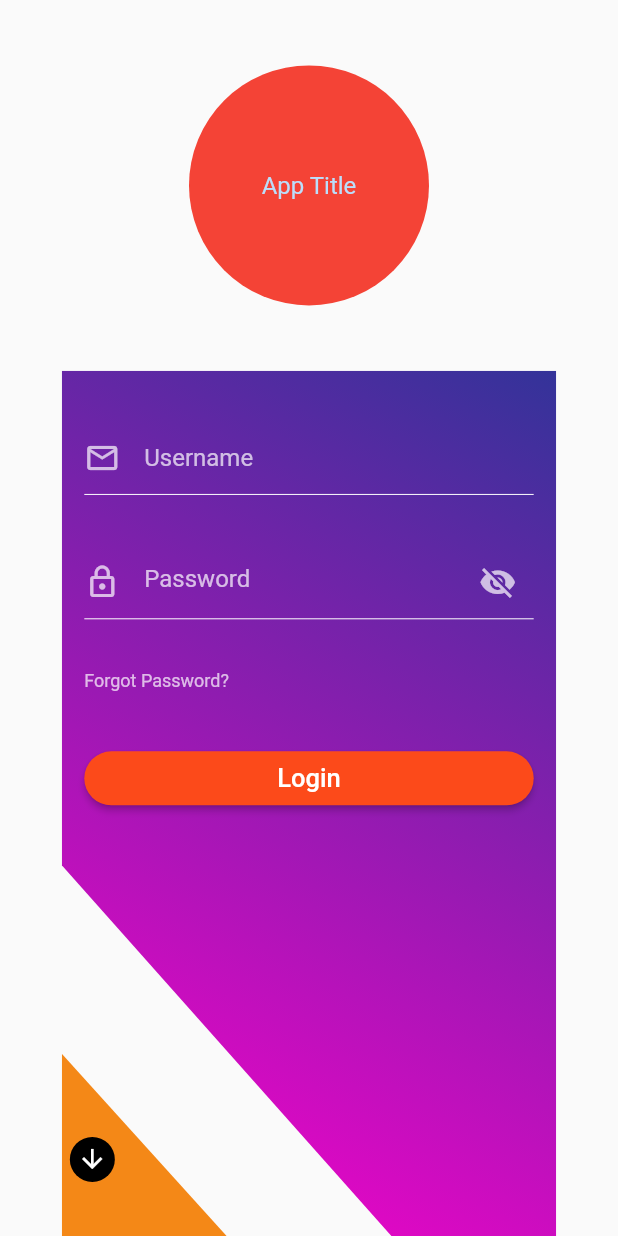
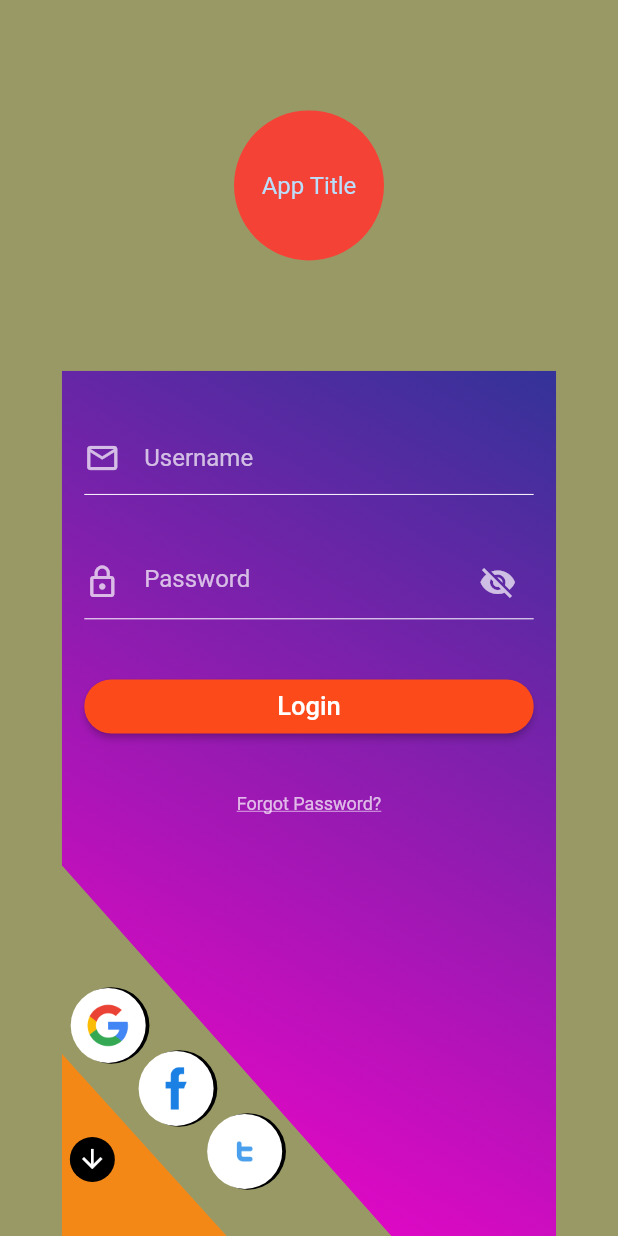
Before and after one commit to Rishan99/AuthPageFlutter, a Flutter app: the screen it shows after launch, on a phone screen of 412 x 824 dp. Run offline on Flutter 3.47's test engine with Material 2 defaults, Android fonts, the phone set to English and light mode, and no system bars.

Commit message:
added custom decoration

```diff
--- a/lib/authpage.dart
+++ b/lib/authpage.dart
@@ -2,8 +2,13 @@ import 'dart:math';
 import 'package:authpage/clipper/clipper.dart';
 import 'package:flutter/material.dart';
 
+typedef OnLoginPressed = void Function(String username, String password);
+
+typedef OnSignUpPressed = void Function(
+    String username, String password, String confirmPassword);
+
 class AuthPage extends StatefulWidget {
-  ///Top Widget typically logo oo Application Name, If nothing to be displayed pass Container() as a value
+  ///Top Widget typically logo or Application Name, If nothing to be displayed pass Container() as a value
   final Widget title;
   final String usernameHintText;
   final String passwordHintText;
@@ -11,14 +16,23 @@ class AuthPage extends StatefulWidget {
   final String loginButtonText;
   final String signUpButtonText;
 
+  ///Custom BoxDecoration for third party logins [facebook, google, twitter], if null default box decoration is used
+  ///provide Circle Shape decoration for better shadow visualization
+  final BoxDecoration thirdPartyLoginDecoration;
+
   ///Action to be performed when forgot password is pressed
-  final Function onForgotPassword;
+  final Function(String emailId) onForgotPassword;
 
   ///Action to be performed when login button is pressed
-  final Function onLoginButton;
+  ///
+  ///[String username, String password]
+  final OnLoginPressed onLoginButton;
 
   ///Action to be performed when sign up button is pressed
-  final Function onSignUpButton;
+  ///
+  ///[String username, String confirmPassword ,String password]
+
+  final OnSignUpPressed onSignUpButton;
 
   ///Action to be performed when Google sign in button is pressed, if null the icon is hidden
   final Function onGoogleSignIn;
@@ -33,6 +47,7 @@ class AuthPage extends StatefulWidget {
     Key key,
     this.usernameHintText,
     this.passwordHintText,
+    this.thirdPartyLoginDecoration,
     this.loginButtonText,
     this.signUpButtonText,
     this.confirmPasswordHintText,
@@ -43,7 +58,9 @@ class AuthPage extends StatefulWidget {
     this.onForgotPassword,
     @required this.onLoginButton,
     @required this.onSignUpButton,
-  })  : assert(onSignUpButton != null && onLoginButton != null),
+  })  : assert(onSignUpButton != null &&
+            onLoginButton != null &&
+            onForgotPassword != null),
         super(key: key);
   @override
   _AuthPageState createState() => _AuthPageState();
@@ -61,60 +78,53 @@ class _AuthPageState extends State<AuthPage> with TickerProviderStateMixin {
   PageController _pageController = PageController();
   Animation<double> _animation1;
   AnimationController _animationController1;
-  TextStyle _textTextStyle = TextStyle(color: Colors.white);
+  TextStyle _textTextStyle =
+      TextStyle(color: Colors.white, decoration: TextDecoration.none);
   TextStyle _hintTextStyle = TextStyle(color: Colors.white70);
   Color _iconColor = Colors.white70;
   @override
   void initState() {
-    // TODO: implement initState
     super.initState();
     _animationController1 = AnimationController(
         vsync: this, duration: Duration(milliseconds: 1200));
     _animation1 = Tween(begin: 0.0, end: pi).animate(_animationController1)
-      ..addListener(() {
-        setState(() {});
-      });
+      ..addListener(() {});
   }
 
   @override
   Widget build(BuildContext context) {
-    print(MediaQuery.of(context).padding.top);
     height = (MediaQuery.of(context).size.height -
-            MediaQuery.of(context).padding.bottom -
+            (MediaQuery.of(context).padding.bottom) -
             MediaQuery.of(context).padding.top) /
         100;
     width = (MediaQuery.of(context).size.width -
-            MediaQuery.of(context).padding.left -
+            (MediaQuery.of(context).padding.left) -
             MediaQuery.of(context).padding.right) /
         100;
-    return SafeArea(
-      child: PageView(
+    return PageView(
       physics: NeverScrollableScrollPhysics(),
       reverse: false,
       controller: _pageController,
       scrollDirection: Axis.vertical,
       children: [
-          SingleChildScrollView(
+        Align(
+          alignment: Alignment.bottomCenter,
           child: Container(
-              height: height * 100,
-              width: width * 100,
             child: Column(
               children: <Widget>[
-                  Container(
-                    height: height * 30,
-                    width: width * 100,
+                Expanded(
+                  child: Container(
                     child: widget.title ??
                         Center(
                           child: CircleAvatar(
-                            radius: 80,
+                            radius: 50,
                             backgroundColor: Colors.red,
                             child: Text('App Title'),
                           ),
                         ),
                   ),
-                  Align(
-                      alignment: Alignment.bottomCenter,
-                      child: Stack(
+                ),
+                Stack(
                   children: <Widget>[
                     Align(
                       alignment: Alignment.bottomCenter,
@@ -123,10 +133,7 @@ class _AuthPageState extends State<AuthPage> with TickerProviderStateMixin {
                           child: Container(
                               decoration: BoxDecoration(
                                   gradient: LinearGradient(
-                                      colors: [
-                                        Color(0xff333399),
-                                        Color(0xffff00cc)
-                                      ],
+                                colors: [Color(0xff333399), Color(0xffff00cc)],
                                 begin: Alignment.topRight,
                                 end: Alignment.bottomLeft,
                               )),
@@ -151,23 +158,32 @@ class _AuthPageState extends State<AuthPage> with TickerProviderStateMixin {
                                   child: InkWell(
                                     child: Container(
                                       padding: EdgeInsets.all(5),
-                                            child: Transform.rotate(
+                                      child: AnimatedBuilder(
+                                        animation: _animation1,
+                                        builder: (context, child) {
+                                          return Transform.rotate(
                                             angle: _animation1.value,
                                             child: Icon(
                                               Icons.arrow_downward,
                                               color: Colors.white,
                                               size: 20,
                                             ),
+                                          );
+                                        },
                                       ),
                                       decoration: BoxDecoration(
                                           shape: BoxShape.circle,
                                           color: Colors.black),
                                     ),
                                     onTap: () async {
+                                      //arrow animation
                                       _animationController1.forward();
+
+                                      //clear textfields
                                       _userNameController.clear();
                                       _passwordController.clear();
                                       _confirmPasswordController.clear();
+                                      //animate to next page
                                       _pageController.animateToPage(1,
                                           duration: Duration(seconds: 1),
                                           curve: Curves.ease);
@@ -180,58 +196,18 @@ class _AuthPageState extends State<AuthPage> with TickerProviderStateMixin {
                         ? Positioned(
                             bottom: (height * 70 - (height * 70) / 1.25) -
                                 height * 0,
-                                  left: width * 70 -
-                                      (width * 70 / 1.39) -
-                                      width * 8.2,
-                                  child: InkWell(
-                                    onTap: widget.onGoogleSignIn,
-                                    child: Container(
-                                      decoration: BoxDecoration(boxShadow: [
-                                        BoxShadow(
-                                            color: Colors.black,
-                                            offset: Offset(2, 0),
-                                            blurRadius: 0,
-                                            spreadRadius: 0.5)
-                                      ], shape: BoxShape.circle),
-                                      child: CircleAvatar(
-                                        radius: 25,
-                                        backgroundColor: Colors.white,
-                                        child: Image.asset(
-                                          "assets/google.png",
-                                          fit: BoxFit.cover,
-                                          height: 30,
-                                        ),
-                                      ),
-                                    ),
-                                  ),
+                            left:
+                                width * 70 - (width * 70 / 1.39) - width * 8.2,
+                            child: circularLoginWidget(
+                                "assets/google.png", widget.onGoogleSignIn),
                           )
                         : Container(),
                     (widget.onFbSignIn != null)
                         ? Positioned(
-                                  bottom:
-                                      (height * 70 - (height * 70) / 1.25) - 42,
+                            bottom: (height * 70 - (height * 70) / 1.25) - 42,
                             left: width * 70 - (width * 70 / 1.4) + 10,
-                                  child: InkWell(
-                                    onTap: widget.onFbSignIn,
-                                    child: Container(
-                                      decoration: BoxDecoration(boxShadow: [
-                                        BoxShadow(
-                                            color: Colors.black,
-                                            offset: Offset(2, 0),
-                                            blurRadius: 0,
-                                            spreadRadius: 0.5)
-                                      ], shape: BoxShape.circle),
-                                      child: CircleAvatar(
-                                        radius: 25,
-                                        backgroundColor: Colors.white,
-                                        child: Image.asset(
-                                          "assets/fb.png",
-                                          fit: BoxFit.cover,
-                                          height: 30,
-                                        ),
-                                      ),
-                                    ),
-                                  ),
+                            child: circularLoginWidget(
+                                "assets/fb.png", widget.onFbSignIn),
                           )
                         : Container(),
                     (widget.ontwitterSignIn != null)
@@ -241,44 +217,18 @@ class _AuthPageState extends State<AuthPage> with TickerProviderStateMixin {
                                 42 +
                                 12 -
                                 12,
-                                  left: width * 70 -
-                                      (width * 70 / 1.5) +
-                                      5 +
-                                      25 +
-                                      12,
-                                  child: InkWell(
-                                    onTap: widget.ontwitterSignIn,
-                                    child: Container(
-                                      decoration: BoxDecoration(boxShadow: [
-                                        BoxShadow(
-                                            color: Colors.black,
-                                            offset: Offset(2, 0),
-                                            blurRadius: 0,
-                                            spreadRadius: 0.5)
-                                      ], shape: BoxShape.circle),
-                                      child: CircleAvatar(
-                                        radius: 25,
-                                        backgroundColor: Colors.white,
-                                        child: Image.asset(
-                                          "assets/twitter.png",
-                                          fit: BoxFit.cover,
-                                          // height: 30,
-                                        ),
-                                      ),
-                                    ),
-                                  ),
+                            left: width * 70 - (width * 70 / 1.5) + 5 + 25 + 12,
+                            child: circularLoginWidget(
+                                "assets/twitter.png", widget.ontwitterSignIn),
                           )
                         : Container(),
                   ],
-                      )),
+                ),
               ],
             ),
           ),
         ),
-          SingleChildScrollView(
-            child: Container(
-              height: height * 100,
-              width: width * 100,
+        Container(
           child: Align(
             alignment: Alignment.topCenter,
             child: Stack(
@@ -322,20 +272,24 @@ class _AuthPageState extends State<AuthPage> with TickerProviderStateMixin {
                             alignment: Alignment.topRight,
                             child: Container(
                               padding: EdgeInsets.only(
-                                      top: height * 70 / 16,
-                                      right: width * 1.3),
+                                  top: height * 70 / 16, right: width * 1.3),
                               height: ((height * 70) / 2),
                               alignment: Alignment.topRight,
                               child: InkWell(
                                 child: Container(
                                   padding: EdgeInsets.all(5),
-                                      child: Transform.rotate(
+                                  child: AnimatedBuilder(
+                                    animation: _animation1,
+                                    builder: (context, child) {
+                                      return Transform.rotate(
                                         angle: _animation1.value,
                                         child: Icon(
                                           Icons.arrow_downward,
                                           color: Colors.white,
                                           size: 20,
                                         ),
+                                      );
+                                    },
                                   ),
                                   decoration: BoxDecoration(
                                       shape: BoxShape.circle,
@@ -358,8 +312,34 @@ class _AuthPageState extends State<AuthPage> with TickerProviderStateMixin {
             ),
           ),
         ),
+      ],
+    );
+  }
+
+  Widget circularLoginWidget(String logoPath, Function onTap) {
+    return Container(
+      decoration: widget.thirdPartyLoginDecoration ??
+          BoxDecoration(
+              color: Colors.transparent,
+              boxShadow: [
+                BoxShadow(
+                    color: Colors.black,
+                    offset: Offset(2, 0),
+                    blurRadius: 0,
+                    spreadRadius: 0.5)
+              ],
+              shape: BoxShape.circle),
+      child: CircleAvatar(
+        radius: 25,
+        backgroundColor: Colors.white,
+        child: InkWell(
+          onTap: onTap,
+          child: Image.asset(
+            logoPath,
+            fit: BoxFit.cover,
+            height: 30,
           ),
-        ],
+        ),
       ),
     );
   }
@@ -409,7 +389,7 @@ class _AuthPageState extends State<AuthPage> with TickerProviderStateMixin {
                       controller: _passwordController,
                       autofocus: false,
                       cursorColor: Colors.white,
-                      style: TextStyle(color: Colors.white),
+                      style: _textTextStyle,
                       decoration: InputDecoration(
                           border: InputBorder.none,
                           focusColor: Colors.black,
@@ -484,7 +464,12 @@ class _AuthPageState extends State<AuthPage> with TickerProviderStateMixin {
                               style:
                                   TextStyle(color: Colors.black, fontSize: 17),
                             ),
-                            onPressed: widget.onSignUpButton)),
+                            onPressed: () {
+                              widget.onSignUpButton(
+                                  _userNameController.text,
+                                  _passwordController.text,
+                                  _confirmPasswordController.text);
+                            })),
                   ),
                 ),
               ],
@@ -565,18 +550,6 @@ class _AuthPageState extends State<AuthPage> with TickerProviderStateMixin {
                   ],
                 ),
                 Align(
-                    alignment: Alignment.topLeft,
-                    child: InkWell(
-                      onTap: widget.onForgotPassword,
-                      child: Text(
-                        'Forgot Password?',
-                        style: TextStyle(
-                            color: Colors.white70,
-                            fontSize: 12,
-                            decorationStyle: TextDecorationStyle.solid),
-                      ),
-                    )),
-                Align(
                   alignment: Alignment.center,
                   child: Container(
                     width: double.maxFinite,
@@ -590,9 +563,29 @@ class _AuthPageState extends State<AuthPage> with TickerProviderStateMixin {
                           widget.loginButtonText ?? 'Login',
                           style: TextStyle(color: Colors.white, fontSize: 17),
                         ),
-                        onPressed: widget.onLoginButton),
+                        onPressed: () {
+                          widget.onLoginButton(
+                            _userNameController.text,
+                            _passwordController.text,
+                          );
+                        }),
                   ),
                 ),
+                Align(
+                    alignment: Alignment.center,
+                    child: InkWell(
+                      onTap: () {
+                        widget.onForgotPassword(_userNameController.text);
+                      },
+                      child: Text(
+                        'Forgot Password?',
+                        style: TextStyle(
+                            decoration: TextDecoration.underline,
+                            color: Colors.white70,
+                            fontSize: 12,
+                            decorationStyle: TextDecorationStyle.solid),
+                      ),
+                    )),
               ],
             ),
           ),
--- a/lib/clipper/clipper.dart
+++ b/lib/clipper/clipper.dart
@@ -4,10 +4,6 @@ class UpperDiagonalClip extends CustomClipper<Path> {
   @override
   Path getClip(Size size) {
     Path path = Path();
-    // path.lineTo(0, size.height / 1.7);
-    // path.lineTo(size.width, size.height);
-    // path.lineTo(size.width, 0);
-    // path.close();
     path.lineTo(0, size.height / 1.75);
     path.lineTo(size.width / 1.5, size.height);
     path.lineTo(size.width, size.height);
@@ -26,13 +22,8 @@ class LowerDiagonalClipPart extends CustomClipper<Path> {
     Path path = Path();
     path.moveTo(0, size.height);
     path.lineTo(size.width - (size.width / 1.5), size.height);
-    path.lineTo(0, size.height-(size.height/4.75));
-    //path.lineTo(size.width, (size.height / 4.75));
+    path.lineTo(0, size.height - (size.height / 4.75));
     path.close();
-    // path.moveTo(0, (size.height / 1.75) + 20);
-    // path.lineTo(0, (size.height));
-    // path.lineTo(size.width / 1.5 - 20, (size.height));
-    // path.close();
     return path;
   }
 
@@ -44,7 +35,6 @@ class UpperDiagonalClipPart extends CustomClipper<Path> {
   @override
   Path getClip(Size size) {
     Path path = Path();
-
     path.moveTo(size.width / 1.5, 0);
     path.lineTo(size.width, 0);
     path.lineTo(size.width, (size.height / 4.75));
@@ -64,10 +54,6 @@ class LowerDiagonalClip extends CustomClipper<Path> {
     path.lineTo(size.width, size.height);
     path.lineTo(size.width, size.height - (size.height / 1.75));
     path.lineTo(size.width - (size.width / 1.5), 0);
-    // path.lineTo(size.width/1.5-20, 0);
-    // path.lineTo(size.width, size.height/1.75);
-    // path.lineTo(size.width,size.height);
-    // path.lineTo(0,size.height);
     return path;
   }
 
--- a/lib/main.dart
+++ b/lib/main.dart
@@ -10,62 +10,35 @@ class MyApp extends StatelessWidget {
     return MaterialApp(
       title: 'Flutter Demo',
       theme: ThemeData(
-        // This is the theme of your application.
-        //
-        // Try running your application with "flutter run". You'll see the
-        // application has a blue toolbar. Then, without quitting the app, try
-        // changing the primarySwatch below to Colors.green and then invoke
-        // "hot reload" (press "r" in the console where you ran "flutter run",
-        // or simply save your changes to "hot reload" in a Flutter IDE).
-        // Notice that the counter didn't reset back to zero; the application
-        // is not restarted.
         primarySwatch: Colors.blue,
       ),
-      home: MyHomePage(title: 'Flutter Demo Home Page'),
+      home: MyHomePage(title: 'Flutter Auth Page'),
     );
   }
 }
 
 class MyHomePage extends StatefulWidget {
   MyHomePage({Key key, this.title}) : super(key: key);
-
-  // This widget is the home page of your application. It is stateful, meaning
-  // that it has a State object (defined below) that contains fields that affect
-  // how it looks.
-
-  // This class is the configuration for the state. It holds the values (in this
-  // case the title) provided by the parent (in this case the App widget) and
-  // used by the build method of the State. Fields in a Widget subclass are
-  // always marked "final".
-
   final String title;
-
   @override
   _MyHomePageState createState() => _MyHomePageState();
 }
 
 class _MyHomePageState extends State<MyHomePage> {
-  int _counter = 0;
-
-  void _incrementCounter() {
-    setState(() {
-      // This call to setState tells the Flutter framework that something has
-      // changed in this State, which causes it to rerun the build method below
-      // so that the display can reflect the updated values. If we changed
-      // _counter without calling setState(), then the build method would not be
-      // called again, and so nothing would appear to happen.
-      _counter++;
-    });
-  }
-
   @override
   Widget build(BuildContext context) {
     return Scaffold(
-        resizeToAvoidBottomInset: true,
-        body: AuthPage(
-
-          onSignUpButton: (){},
-          onLoginButton: (){},
+        backgroundColor: Color(0xff999966),
+        resizeToAvoidBottomInset: false,
+        body: SafeArea(
+          child: AuthPage(
+            onForgotPassword: (data) {},
+            onSignUpButton: (confirmpassword, password, username) {},
+            onLoginButton: (data, data1) {},
+            onGoogleSignIn: () {},
+            onFbSignIn: () {},
+            ontwitterSignIn: () {},
+          ),
         ));
   }
 }
```
Also changed, not shown: pubspec.yaml (+1 -7 lines), pubspec.lock, 1 other file. Lines whose indentation alone changed are shown as unchanged.
